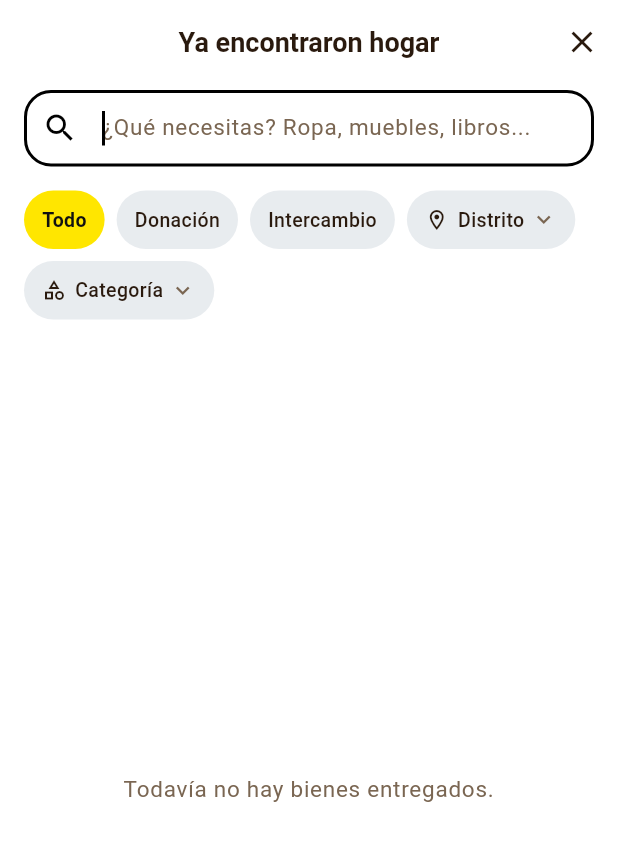
After one commit to HamGarT/rehomeitApp, a Flutter app: the RehomedPage screen opened directly, after a tap on the "search" icon, on a phone screen of 412 x 824 dp. The commit adds this screen. Shown: the top 841 px of the screen. Run offline on Flutter 3.47's test engine with Material 3 defaults, Android fonts, the phone set to English and light mode, and no system bars; our stand-ins replace cached_network_image, cloud_firestore, firebase_ai, firebase_auth, firebase_core, firebase_crashlytics and 8 more; missing offline and left inert: cryptography, firebase_app_check; accounts and stored records are empty; Roboto replaces fonts that are missing (HostGrotesk).

Commit message:
Add a category filter, search by category and a page with every rehomed item to the home feed

```diff
--- a/lib/core/navigation/app_routes.dart
+++ b/lib/core/navigation/app_routes.dart
@@ -12,6 +12,7 @@ abstract final class AppRoutes {
   static String journey(String publicationId) => 'journey/$publicationId';
   static String campaign(String id) => 'campaign/$id';
   static const exchanges = 'exchanges';
+  static const rehomed = 'rehomed';
   static const moderation = 'moderation';
   static const admin = 'admin';
 }
--- a/lib/features/explore/data/explore_repository.dart
+++ b/lib/features/explore/data/explore_repository.dart
@@ -51,13 +51,17 @@ class ExploreRepository {
   }
 
   static const rehomedLimit = 10;
+  static const rehomedArchiveLimit = 100;
 
   /// Los últimos bienes que ya cambiaron de manos, para la franja de Inicio.
   ///
   /// Ordena por fecha de publicación y no de entrega: así reutiliza el índice
   /// `status ASC + publishedAt DESC` del feed, y la franja solo necesita
   /// mostrar que hay movimiento, no un orden exacto.
-  Stream<List<Publication>> watchRehomed() {
+  ///
+  /// La pantalla "Ya encontraron hogar" usa la misma consulta con
+  /// [rehomedArchiveLimit] y filtra en el teléfono, como el feed.
+  Stream<List<Publication>> watchRehomed({int limit = rehomedLimit}) {
     return _firestore
         .collection('publicaciones')
         .where(
@@ -68,7 +72,7 @@ class ExploreRepository {
           ],
         )
         .orderBy('publishedAt', descending: true)
-        .limit(rehomedLimit)
+        .limit(limit)
         .snapshots()
         .map(
           (snapshot) => snapshot.docs
--- a/lib/features/explore/domain/explore_filters.dart
+++ b/lib/features/explore/domain/explore_filters.dart
@@ -1,44 +1,78 @@
 import '../../../shared/domain/publication.dart';
 
 class ExploreFilters {
-  const ExploreFilters({this.mode, this.district, this.search = ''});
+  const ExploreFilters({
+    this.mode,
+    this.district,
+    this.category,
+    this.search = '',
+  });
 
   final PublicationMode? mode;
   final String? district;
+  final String? category;
   final String search;
 
   bool get isActive =>
-      mode != null || district != null || search.trim().isNotEmpty;
+      mode != null ||
+      district != null ||
+      category != null ||
+      search.trim().isNotEmpty;
 
   ExploreFilters copyWith({
     PublicationMode? mode,
     bool clearMode = false,
     String? district,
     bool clearDistrict = false,
+    String? category,
+    bool clearCategory = false,
     String? search,
   }) {
     return ExploreFilters(
       mode: clearMode ? null : mode ?? this.mode,
       district: clearDistrict ? null : district ?? this.district,
+      category: clearCategory ? null : category ?? this.category,
       search: search ?? this.search,
     );
   }
 }
 
+/// [onlyPublished] es el caso del feed, que solo ofrece lo disponible. La
+/// pantalla de bienes entregados lo desactiva porque su consulta ya trae
+/// únicamente los estados finales.
 List<Publication> filterAndSortPublications(
   Iterable<Publication> publications,
-  ExploreFilters filters,
-) {
-  final search = filters.search.trim().toLowerCase();
+  ExploreFilters filters, {
+  bool onlyPublished = true,
+}) {
+  final search = _searchable(filters.search);
   final result = publications.where((publication) {
-    if (publication.status != PublicationStatus.published) return false;
+    if (onlyPublished && publication.status != PublicationStatus.published) {
+      return false;
+    }
     if (filters.mode != null && publication.mode != filters.mode) return false;
     if (filters.district != null && publication.district != filters.district) {
       return false;
     }
-    return search.isEmpty || publication.title.toLowerCase().contains(search);
+    if (filters.category != null && publication.category != filters.category) {
+      return false;
+    }
+    return search.isEmpty ||
+        _searchable(publication.title).contains(search) ||
+        _searchable(publication.category).contains(search);
   }).toList();
 
   result.sort((a, b) => b.publishedAt.compareTo(a.publishedAt));
   return result;
 }
+
+const _accents = {'á': 'a', 'é': 'e', 'í': 'i', 'ó': 'o', 'ú': 'u', 'ü': 'u'};
+
+/// Quien busca "electrodomesticos" sin tilde espera encontrar la categoría
+/// "Electrodomésticos". La ñ se conserva porque distingue palabras.
+String _searchable(String text) {
+  return text.trim().toLowerCase().replaceAllMapped(
+    RegExp('[áéíóúü]'),
+    (match) => _accents[match[0]]!,
+  );
+}
--- a/lib/features/explore/presentation/explore_controller.dart
+++ b/lib/features/explore/presentation/explore_controller.dart
@@ -20,6 +20,10 @@ class ExploreFiltersController extends Notifier<ExploreFilters> {
 
   void selectDistrict(String? district) {
     state = state.copyWith(district: district, clearDistrict: district == null);
+  }
+
+  void selectCategory(String? category) {
+    state = state.copyWith(category: category, clearCategory: category == null);
   }
 
   void updateSearch(String search) {
@@ -53,7 +57,13 @@ final rehomedPublicationsProvider = StreamProvider<List<Publication>>((ref) {
   return ref.watch(exploreRepositoryProvider).watchRehomed();
 });
 
-final publicationDetailProvider =StreamProvider.family<Publication?, String>((
+final rehomedArchiveProvider = StreamProvider<List<Publication>>((ref) {
+  return ref
+      .watch(exploreRepositoryProvider)
+      .watchRehomed(limit: ExploreRepository.rehomedArchiveLimit);
+});
+
+final publicationDetailProvider = StreamProvider.family<Publication?, String>((
   ref,
   publicationId,
 ) {
--- /dev/null
+++ b/lib/features/home/presentation/rehomed_page.dart
@@ -0,0 +1,172 @@
+import 'package:flutter/material.dart';
+import 'package:flutter_riverpod/flutter_riverpod.dart';
+
+import '../../../app/theme.dart';
+import '../../../shared/domain/publication.dart';
+import '../../explore/domain/explore_filters.dart';
+import '../../explore/presentation/explore_controller.dart';
+import 'widgets/feed_filters.dart';
+import 'widgets/feed_states.dart';
+import 'widgets/rehomed_strip.dart';
+
+/// Todos los bienes ya entregados, en cuadrícula y con los filtros de Inicio.
+/// Solo se llega desde "Ver todos" en la franja de Inicio.
+///
+/// Los filtros son propios de esta pantalla: compartirlos con el feed haría
+/// que elegir una categoría aquí cambiara lo que se ve al volver a Inicio.
+class RehomedPage extends ConsumerStatefulWidget {
+  const RehomedPage({super.key});
+
+  @override
+  ConsumerState<RehomedPage> createState() => _RehomedPageState();
+}
+
+class _RehomedPageState extends ConsumerState<RehomedPage> {
+  static const _columns = 2;
+
+  /// Alto sobre ancho de cada celda: foto cuadrada más dos líneas de texto.
+  static const _cardAspectRatio = 0.74;
+
+  final _searchController = TextEditingController();
+  ExploreFilters _filters = const ExploreFilters();
+  bool _searchOpen = false;
+
+  @override
+  void dispose() {
+    _searchController.dispose();
+    super.dispose();
+  }
+
+  void _toggleSearch() {
+    setState(() {
+      _searchOpen = !_searchOpen;
+      if (!_searchOpen) {
+        _searchController.clear();
+        _filters = _filters.copyWith(search: '');
+      }
+    });
+  }
+
+  void _clearFilters() {
+    _searchController.clear();
+    setState(() => _filters = const ExploreFilters());
+  }
+
+  @override
+  Widget build(BuildContext context) {
+    final rehomed = ref.watch(rehomedArchiveProvider);
+
+    return Scaffold(
+      appBar: AppBar(
+        title: const Text('Ya encontraron hogar'),
+        actions: [
+          IconButton(
+            key: const Key('rehomed-search-toggle'),
+            tooltip: _searchOpen ? 'Cerrar búsqueda' : 'Buscar',
+            onPressed: _toggleSearch,
+            icon: Icon(_searchOpen ? Icons.close : Icons.search),
+          ),
+        ],
+      ),
+      body: CustomScrollView(
+        slivers: [
+          if (_searchOpen)
+            SliverToBoxAdapter(
+              child: FeedSearchField(
+                controller: _searchController,
+                onChanged: (value) =>
+                    setState(() => _filters = _filters.copyWith(search: value)),
+              ),
+            ),
+          SliverToBoxAdapter(
+            child: Padding(
+              padding: const EdgeInsets.only(top: 8, bottom: 16),
+              child: FeedFilterChips(
+                filters: _filters,
+                onModeSelected: (mode) => setState(
+                  () => _filters = _filters.copyWith(
+                    mode: mode,
+                    clearMode: mode == null,
+                  ),
+                ),
+                onDistrictSelected: (district) => setState(
+                  () => _filters = _filters.copyWith(
+                    district: district,
+                    clearDistrict: district == null,
+                  ),
+                ),
+                onCategorySelected: (category) => setState(
+                  () => _filters = _filters.copyWith(
+                    category: category,
+                    clearCategory: category == null,
+                  ),
+                ),
+              ),
+            ),
+          ),
+          ...rehomed.when(
+            loading: () => const [
+              SliverFillRemaining(
+                hasScrollBody: false,
+                child: Center(child: CircularProgressIndicator()),
+              ),
+            ],
+            error: (_, _) => [
+              SliverFillRemaining(
+                hasScrollBody: false,
+                child: FeedLoadError(
+                  onRetry: () => ref.invalidate(rehomedArchiveProvider),
+                ),
+              ),
+            ],
+            data: (items) => _results(context, items),
+          ),
+        ],
+      ),
+    );
+  }
+
+  List<Widget> _results(BuildContext context, List<Publication> items) {
+    final visible = filterAndSortPublications(
+      items,
+      _filters,
+      onlyPublished: false,
+    );
+    if (visible.isEmpty) {
+      return [
+        SliverFillRemaining(
+          hasScrollBody: false,
+          child: _filters.isActive
+              ? FeedEmptyResults(onClearFilters: _clearFilters)
+              : Center(
+                  child: Padding(
+                    padding: const EdgeInsets.all(32),
+                    child: Text(
+                      'Todavía no hay bienes entregados.',
+                      textAlign: TextAlign.center,
+                      style: Theme.of(context).textTheme.bodyLarge
+                          ?.copyWith(color: context.appColors.textSecondary),
+                    ),
+                  ),
+                ),
+        ),
+      ];
+    }
+    return [
+      SliverPadding(
+        padding: const EdgeInsets.fromLTRB(16, 0, 16, 24),
+        sliver: SliverGrid.builder(
+          gridDelegate: const SliverGridDelegateWithFixedCrossAxisCount(
+            crossAxisCount: _columns,
+            crossAxisSpacing: 12,
+            mainAxisSpacing: 16,
+            childAspectRatio: _cardAspectRatio,
+          ),
+          itemCount: visible.length,
+          itemBuilder: (context, index) =>
+              RehomedCard(publication: visible[index]),
+        ),
+      ),
+    ];
+  }
+}
--- a/lib/features/home/presentation/widgets/feed_filters.dart
+++ b/lib/features/home/presentation/widgets/feed_filters.dart
@@ -3,6 +3,7 @@ import 'package:flutter/material.dart';
 import '../../../../app/theme.dart';
 import '../../../../core/constants/app_colors.dart';
 import '../../../../core/constants/cajamarca_districts.dart';
+import '../../../../core/constants/item_categories.dart';
 import '../../../../shared/domain/publication.dart';
 import '../../../../shared/widgets/app_chip.dart';
 import '../../../../shared/widgets/choice_sheet.dart';
@@ -67,11 +68,13 @@ class FeedFilterChips extends StatelessWidget {
     required this.filters,
     required this.onModeSelected,
     required this.onDistrictSelected,
+    required this.onCategorySelected,
   });
 
   final ExploreFilters filters;
   final ValueChanged<PublicationMode?> onModeSelected;
   final ValueChanged<String?> onDistrictSelected;
+  final ValueChanged<String?> onCategorySelected;
 
   @override
   Widget build(BuildContext context) {
@@ -96,9 +99,21 @@ class FeedFilterChips extends StatelessWidget {
             selected: filters.mode == PublicationMode.exchange,
             onTap: () => onModeSelected(PublicationMode.exchange),
           ),
-          _DistrictChip(
-            district: filters.district,
+          _ChoiceFilterChip(
+            title: 'Distrito',
+            allLabel: 'Todos los distritos',
+            icon: Icons.location_on_outlined,
+            options: CajamarcaDistricts.all,
+            value: filters.district,
             onSelect: onDistrictSelected,
+          ),
+          _ChoiceFilterChip(
+            title: 'Categoría',
+            allLabel: 'Todas las categorías',
+            icon: Icons.category_outlined,
+            options: ItemCategories.all,
+            value: filters.category,
+            onSelect: onCategorySelected,
           ),
         ],
       ),
@@ -106,25 +121,36 @@ class FeedFilterChips extends StatelessWidget {
   }
 }
 
-/// Tocar el chip abre la hoja de distritos; con uno elegido, la X lo limpia
+/// Filtro de una sola opción entre una lista fija (distrito, categoría).
+/// Tocar el chip abre la hoja de opciones; con una elegida, la X la limpia
 /// sin abrirla.
-class _DistrictChip extends StatelessWidget {
-  const _DistrictChip({required this.district, required this.onSelect});
+class _ChoiceFilterChip extends StatelessWidget {
+  const _ChoiceFilterChip({
+    required this.title,
+    required this.allLabel,
+    required this.icon,
+    required this.options,
+    required this.value,
+    required this.onSelect,
+  });
 
   static const _all = '';
 
-  final String? district;
+  final String title;
+  final String allLabel;
+  final IconData icon;
+  final List<String> options;
+  final String? value;
   final ValueChanged<String?> onSelect;
 
   Future<void> _open(BuildContext context) async {
     final chosen = await showChoiceSheet<String>(
       context,
-      title: 'Distrito',
-      selected: district ?? _all,
+      title: title,
+      selected: value ?? _all,
       options: [
-        const ChoiceOption(value: _all, label: 'Todos los distritos'),
-        for (final name in CajamarcaDistricts.all)
-          ChoiceOption(value: name, label: name),
+        ChoiceOption(value: _all, label: allLabel),
+        for (final name in options) ChoiceOption(value: name, label: name),
       ],
     );
     if (chosen == null) return;
@@ -133,10 +159,10 @@ class _DistrictChip extends StatelessWidget {
 
   @override
   Widget build(BuildContext context) {
-    final selected = district != null;
+    final selected = value != null;
     return AppChip(
-      label: district ?? 'Distrito',
-      icon: Icons.location_on_outlined,
+      label: value ?? title,
+      icon: icon,
       selected: selected,
       onTap: () => _open(context),
       trailing: selected
```
Also changed, not shown: lib/features/home/presentation/home_page.dart (+4 -5 lines), lib/features/home/presentation/widgets/rehomed_strip.dart (+22 -4 lines), 2 other files.
